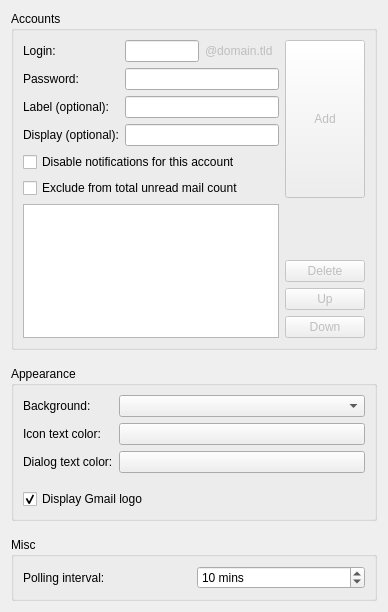
This is src/applet/gmailnotifierappletconfig.ui in xxsergzzxx/gmailnotifier as Qt 5 draws it before an edit. The edited form follows.
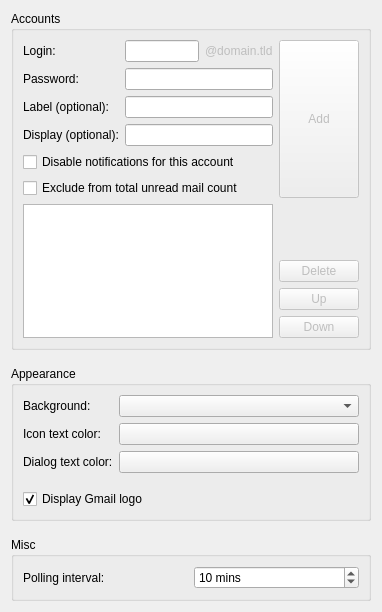
This is the edited form. Custom widgets are drawn as their Qt base class.

Commit message: - Fix some minor CGUI layout issues - Add a tooltip to the previously added "exclude from total count" checkbox

What changed in the file:
```diff
--- a/src/applet/gmailnotifierappletconfig.ui
+++ b/src/applet/gmailnotifierappletconfig.ui
@@ -6,7 +6,7 @@
    <rect>
     <x>0</x>
     <y>0</y>
-    <width>388</width>
+    <width>382</width>
     <height>612</height>
    </rect>
   </property>
@@ -33,9 +33,6 @@
         </property>
         <item row="0" column="0">
          <layout class="QGridLayout" name="gridLayout_2">
-          <property name="sizeConstraint">
-           <enum>QLayout::SetFixedSize</enum>
-          </property>
           <item row="0" column="0" rowspan="2">
            <widget class="QLabel" name="lblLogin">
             <property name="sizePolicy">
@@ -68,7 +65,7 @@
             </property>
            </widget>
           </item>
-          <item row="2" column="1" colspan="2">
+          <item row="2" column="1">
            <widget class="KLineEdit" name="lePassword">
             <property name="toolTip">
              <string>Gmail password</string>
@@ -97,7 +94,7 @@
             </property>
            </widget>
           </item>
-          <item row="3" column="1" colspan="2">
+          <item row="3" column="1">
            <widget class="KLineEdit" name="leLabel">
             <property name="toolTip">
              <string>Gmail label (leave empty for inbox)</string>
@@ -123,7 +120,7 @@
             </property>
            </widget>
           </item>
-          <item row="4" column="1" colspan="2">
+          <item row="4" column="1">
            <widget class="KLineEdit" name="leDisplay">
             <property name="toolTip">
              <string>Use this if you want to display something other than your login name in the widget</string>
```
Left out of the diff: 3 changed lines with no effect on the pictures.
